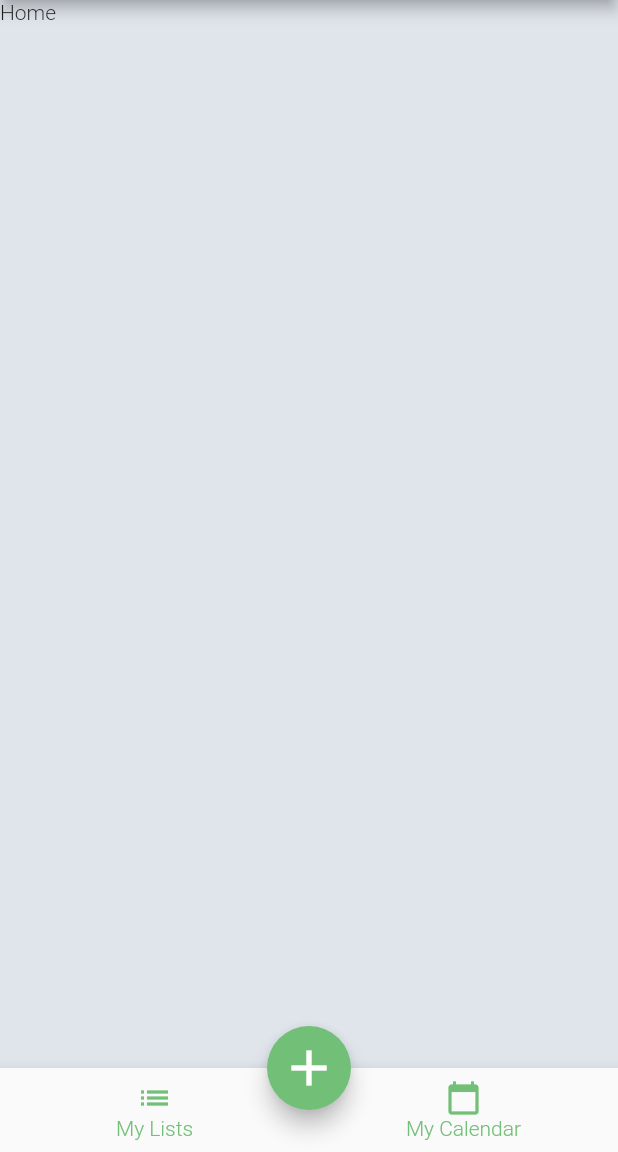
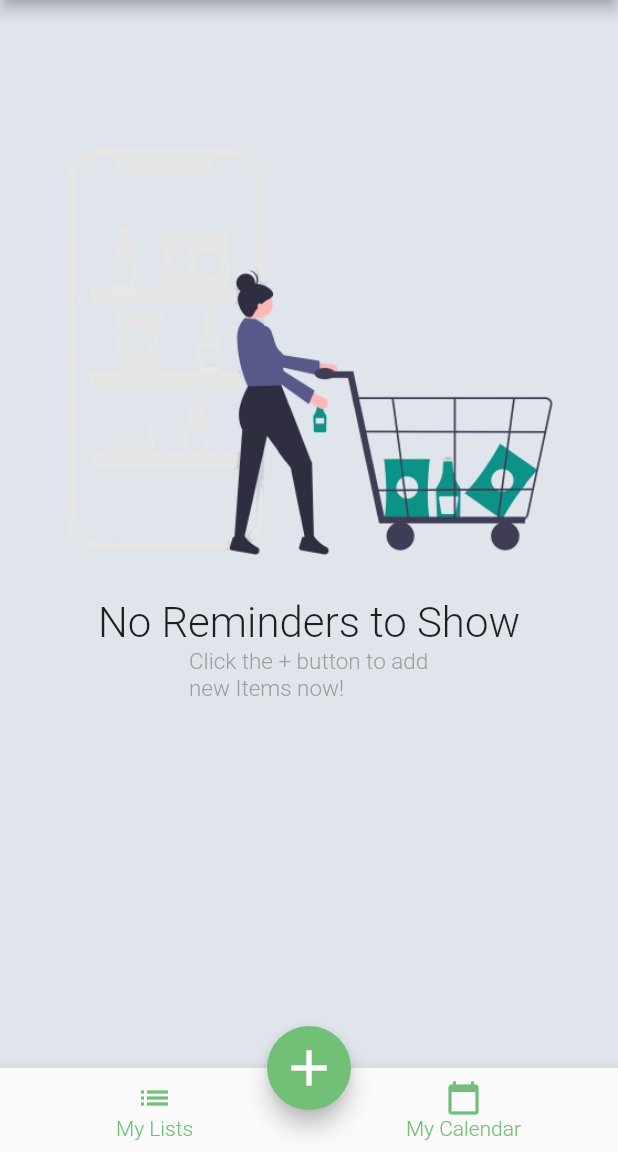
Before and after one commit to ojasvinaik13/GroPlan, a Flutter app: the screen it shows after launch, on a phone screen of 412 x 824 dp, the part 84-1236 px from its top. Run offline on Flutter 3.47's test engine with Material 2 defaults, Android fonts, the phone set to English and light mode, and no system bars; our stand-ins replace rflutter_alert, table_calendar.

Commit message:
Added Home Page default image

```diff
--- a/groplan/lib/pages/home_page.dart
+++ b/groplan/lib/pages/home_page.dart
@@ -36,7 +36,28 @@ class _HomePageState extends State<HomePage> {
       appBar: AppBar(
         title: Text("GroPlan"),
       ),
-      body: Text("Home"),
+      body: Center(
+          child: Column(
+        children: <Widget>[
+          SizedBox(
+            height: 70,
+          ),
+          Image(
+            image: AssetImage('images/homeImg.png'),
+          ),
+          Text(
+            "No Reminders to Show",
+            style: TextStyle(fontSize: 28),
+          ),
+          Container(
+            width: 160,
+            child: Text(
+              "Click the + button to add new Items now!",
+              style: TextStyle(fontSize: 15, color: Colors.grey),
+            ),
+          )
+        ],
+      )),
       floatingActionButtonLocation: FloatingActionButtonLocation.centerDocked,
       floatingActionButton: FloatingActionButton(
         backgroundColor: Color(0xFF72C077),
```
Also changed, not shown: groplan/images/homeImg.png (added).
